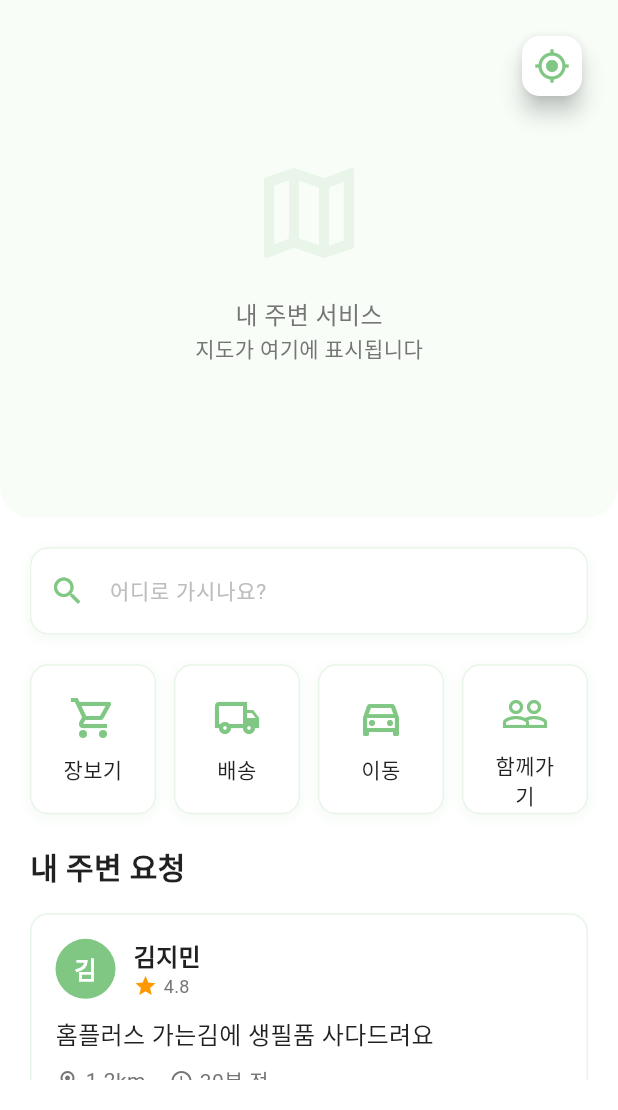
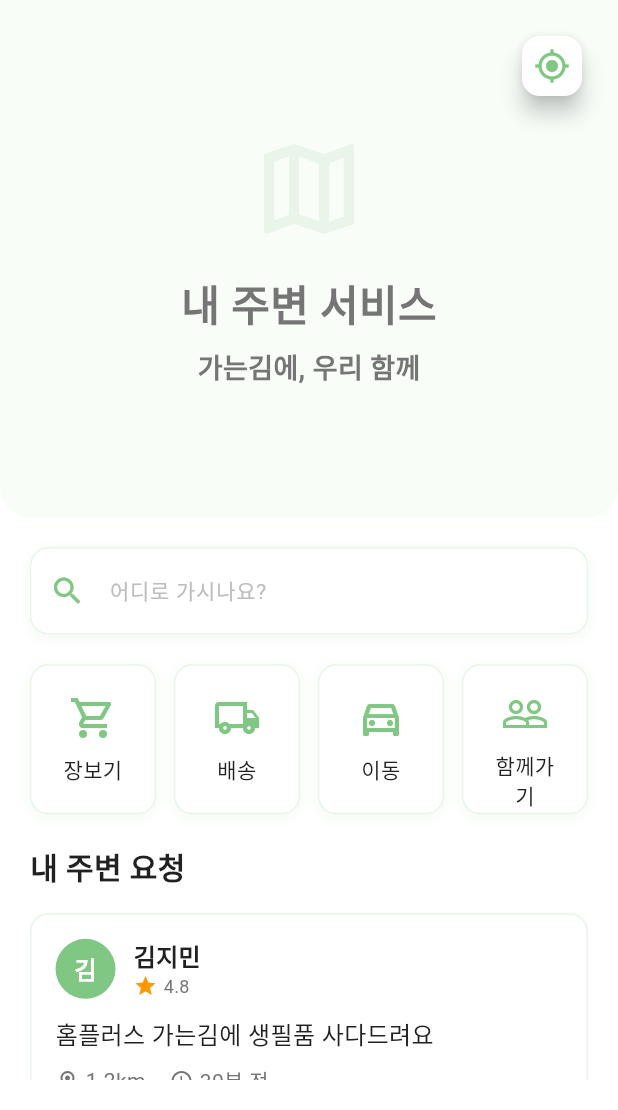
Before and after one commit to pnci1029/GNGM, a Flutter app: the screen it shows after launch, on a phone screen of 412 x 824 dp, the part 126-1236 px from its top. Run offline on Flutter 3.47's test engine with Material 3 defaults, Android fonts, the phone set to English and light mode, and no system bars; Roboto replaces fonts that are missing (Gamja Flower, Noto Sans KR).

Commit message:
[FE] 프로젝트 톤 세팅중

```diff
--- a/GNGM_FE/lib/screens/main_screen.dart
+++ b/GNGM_FE/lib/screens/main_screen.dart
@@ -137,13 +137,17 @@ class _MainScreenState extends State<MainScreen> {
                   const SizedBox(height: 16),
                   Text(
                     '내 주변 서비스',
-                    style: GNGMTextStyles.bodyLarge.copyWith(
+                    style: GNGMTextStyles.brandLarge.copyWith(
+                      color: GNGMColors.secondaryText,
+                      fontSize: 28,
+                    ),
+                  ),
+                  const SizedBox(height: 8),
+                  Text(
+                    '가는김에, 우리 함께',
+                    style: GNGMTextStyles.brandMedium.copyWith(
                       color: GNGMColors.secondaryText,
                     ),
-                  ),
-                  Text(
-                    '지도가 여기에 표시됩니다',
-                    style: GNGMTextStyles.bodyMedium,
                   ),
                 ],
               ),
```
